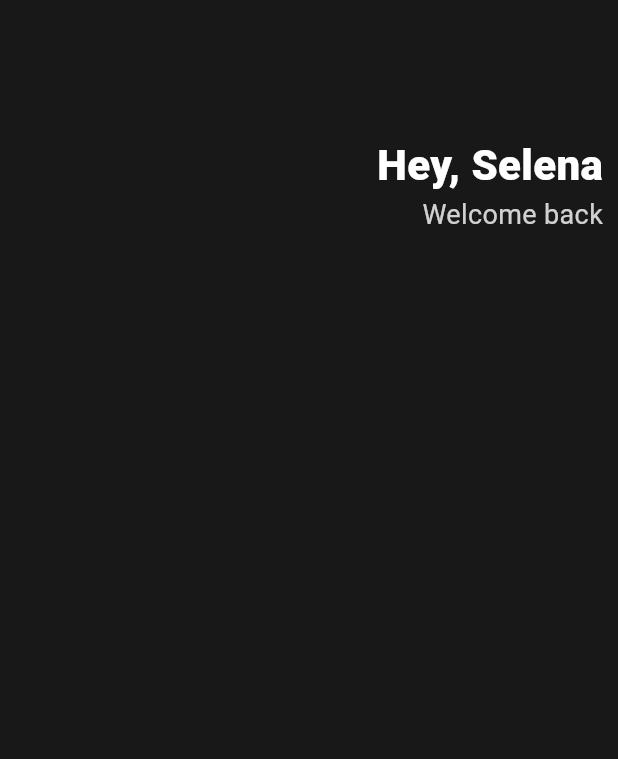
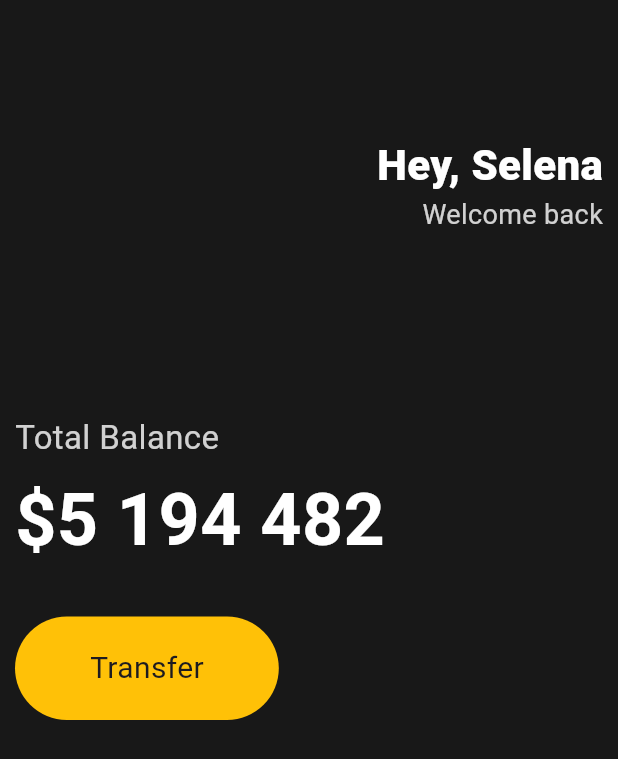
Before and after one commit to jyparkme/about-flutter-practice, a Flutter app: the screen it shows after launch, on a phone screen of 412 x 824 dp. Shown: the top 759 px of the screen. Run offline on Flutter 3.47's test engine with Material 3 defaults, Android fonts, the phone set to English and light mode, and no system bars.

Commit message:
chapter 2.2 butteons(boxDecoration)

```diff
--- a/lib/main.dart
+++ b/lib/main.dart
@@ -15,6 +15,7 @@
         body: Padding(
           padding: EdgeInsets.all(10),
           child: Column(
+            crossAxisAlignment: CrossAxisAlignment.start,
             children: [
               SizedBox(
                 height: 80,
@@ -42,6 +43,52 @@
                     ],
                   )
                 ],
+              ),
+              SizedBox(
+                height: 120,
+              ),
+              Text(
+                'Total Balance',
+                style: TextStyle(
+                  color: Colors.white.withOpacity(0.8),
+                  fontSize: 22,
+                ),
+              ),
+              SizedBox(
+                height: 5,
+              ),
+              Text(
+                '\$5 194 482',
+                style: TextStyle(
+                  color: Colors.white,
+                  fontSize: 48,
+                  fontWeight: FontWeight.w600,
+                ),
+              ),
+              SizedBox(
+                height: 30,
+              ),
+              Row(
+                children: [
+                  Container(
+                    decoration: BoxDecoration(
+                      color: Colors.amber,
+                      borderRadius: BorderRadius.circular(45),
+                    ),
+                    child: Padding(
+                      child: Text(
+                        'Transfer',
+                        style: TextStyle(
+                          fontSize: 20,
+                        ),
+                      ),
+                      padding: EdgeInsets.symmetric(
+                        vertical: 20,
+                        horizontal: 50,
+                      ),
+                    ),
+                  )
+                ],
               )
             ],
           ),
```
